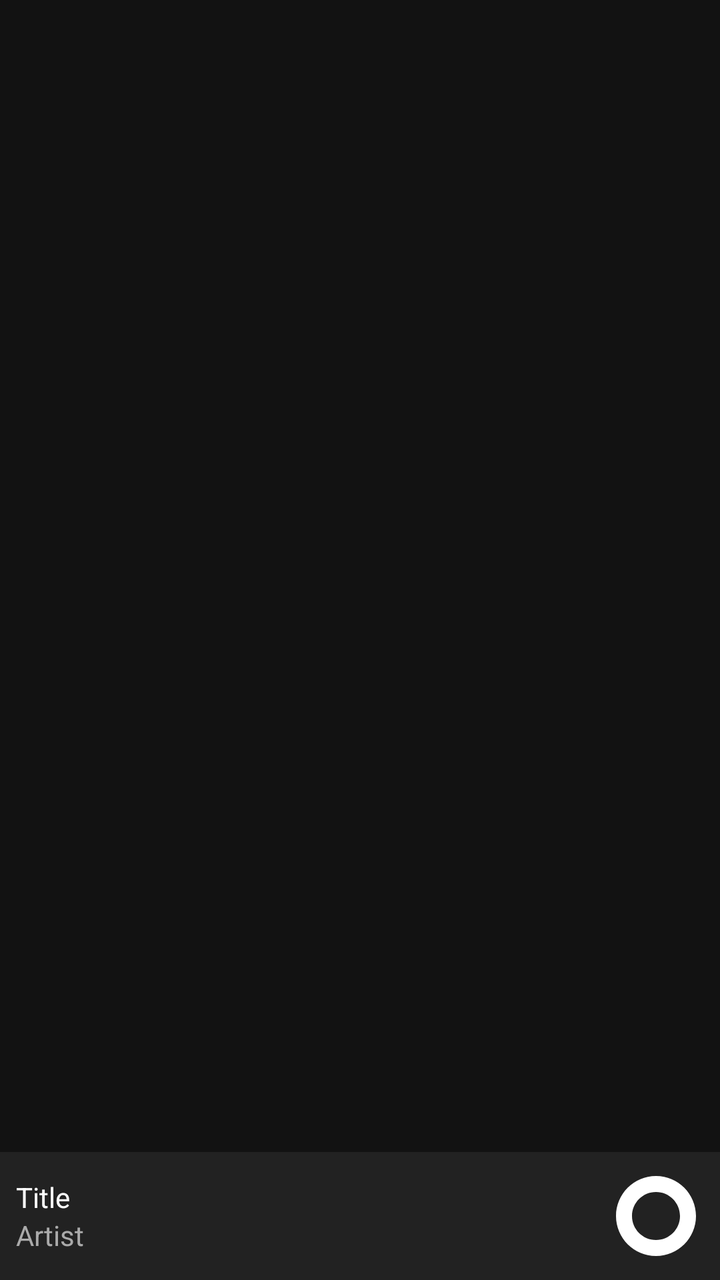
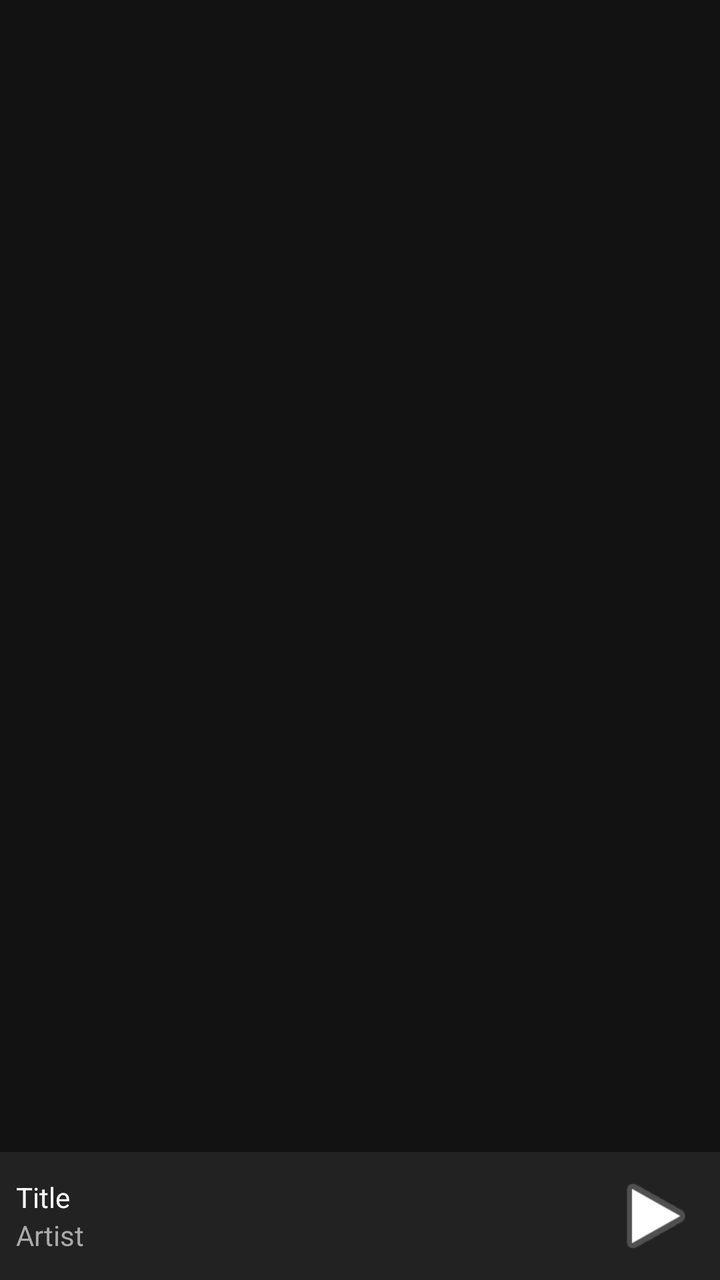

Screens rendered from an Android XML layout before and after an edit, with the pre-edit source and the edit as a unified diff.
<!-- AndroidManifest.xml: application theme android:Theme.Material.Light.NoActionBar -->
<!-- res/layout/main.xml -->
<?xml version="1.0" encoding="utf-8"?>
<LinearLayout xmlns:android="http://schemas.android.com/apk/res/android"
 android:layout_width="match_parent"
 android:layout_height="match_parent"
 android:orientation="vertical"
 android:background="#121212">
<androidx.appcompat.widget.SearchView
 android:id="@+id/searchView"
 android:layout_width="match_parent"
 android:layout_height="wrap_content"
 android:background="#222"/>
<androidx.recyclerview.widget.RecyclerView
 android:id="@+id/rvSongs"
 android:layout_width="match_parent"
 android:layout_height="0dp"
 android:layout_weight="1"/>
<LinearLayout
 android:id="@+id/miniPlayerContainer"
 android:layout_width="match_parent"
 android:layout_height="64dp"
 android:orientation="horizontal"
 android:background="#222"
 android:gravity="center_vertical"
 android:padding="8dp">
<LinearLayout android:layout_width="0dp" android:layout_weight="1" android:layout_height="wrap_content" android:orientation="vertical">
<TextView android:id="@+id/miniTitle" android:layout_width="match_parent" android:layout_height="wrap_content" android:textColor="#FFF" android:maxLines="1" android:text="Title"/>
<TextView android:id="@+id/miniArtist" android:layout_width="match_parent" android:layout_height="wrap_content" android:textColor="#AAA" android:maxLines="1" android:text="Artist"/>
</LinearLayout>
<ImageView android:id="@+id/miniPlayPause" android:layout_width="48dp" android:layout_height="48dp" android:src="@drawable/ic_play"/>
</LinearLayout>
</LinearLayout>
<!-- resources referenced by this layout -->
<resources>
  <!-- drawable ic_play (drawable) -->
  <vector xmlns:android="http://schemas.android.com/apk/res/android" android:width="24dp" android:height="24dp" android:viewportWidth="24" android:viewportHeight="24"><path android:fillColor="#FFFFFF" android:pathData="M12,2C6.48,2 2,6.48 2,12s4.48,10 10,10 10,-4.48 10,-10S17.52,2 12,2zM12,18c-3.31,0 -6,-2.69 -6,-6s2.69,-6 6,-6 6,2.69 6,6 -2.69,6 -6,6z"/></vector>
</resources>

<!-- the commit's change to res/layout/main.xml (unified diff, before → after) -->
@@ -26,6 +26,6 @@
 <TextView android:id="@+id/miniTitle" android:layout_width="match_parent" android:layout_height="wrap_content" android:textColor="#FFF" android:maxLines="1" android:text="Title"/>
 <TextView android:id="@+id/miniArtist" android:layout_width="match_parent" android:layout_height="wrap_content" android:textColor="#AAA" android:maxLines="1" android:text="Artist"/>
 </LinearLayout>
-<ImageView android:id="@+id/miniPlayPause" android:layout_width="48dp" android:layout_height="48dp" android:src="@drawable/ic_play"/>
+<ImageView android:id="@+id/miniPlayPause" android:layout_width="48dp" android:layout_height="48dp" android:src="@android:drawable/ic_media_play"/>
 </LinearLayout>
 </LinearLayout>
<!-- resource entries referenced after the edit -->
@@ -1,6 +1,5 @@
 <!-- resources referenced by this layout -->
 <resources>
-  <!-- drawable ic_play (drawable) -->
-  <vector xmlns:android="http://schemas.android.com/apk/res/android" android:width="24dp" android:height="24dp" android:viewportWidth="24" android:viewportHeight="24"><path android:fillColor="#FFFFFF" android:pathData="M12,2C6.48,2 2,6.48 2,12s4.48,10 10,10 10,-4.48 10,-10S17.52,2 12,2zM12,18c-3.31,0 -6,-2.69 -6,-6s2.69,-6 6,-6 6,2.69 6,6 -2.69,6 -6,6z"/></vector>
+
 </resources>
 
